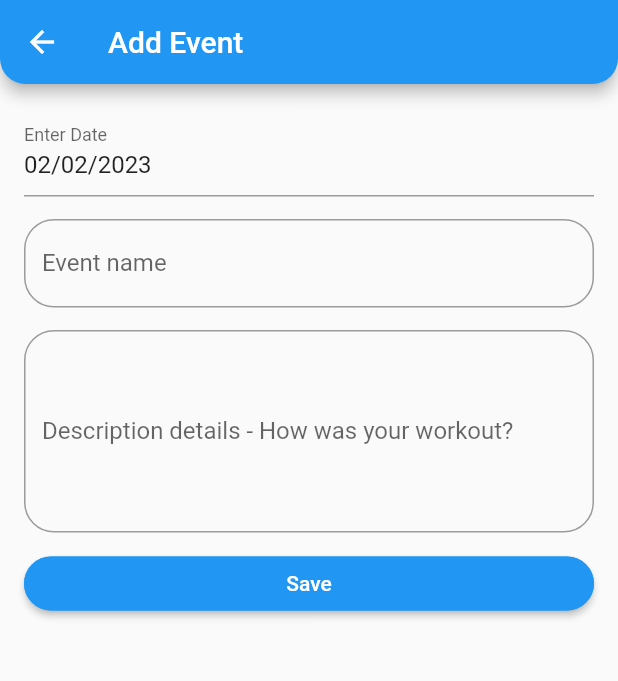
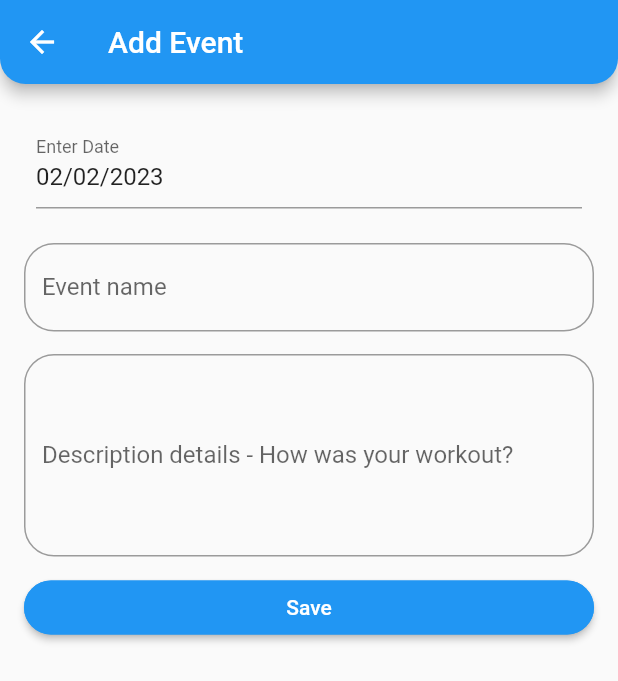
Before and after one commit to sebastianpartyka/calendarx, a Flutter app: the screen it shows after launch, after a tap on the "add" icon, on a phone screen of 412 x 824 dp. Shown: the top 681 px of the screen. Run offline on Flutter 3.47's test engine with Material 2 defaults, Android fonts, the phone set to English and light mode, and no system bars; our stand-ins replace cloud_firestore, firebase_core, table_calendar; accounts and stored records are empty.

Commit message:
Enhance event_item.dart and enhancing events

```diff
--- a/lib/screens/add_event.dart
+++ b/lib/screens/add_event.dart
@@ -40,7 +40,9 @@ class _AddEventState extends State<AddEvent> {
       body: ListView(
         padding: const EdgeInsets.all(16.0),
         children: [
-          InputDatePickerFormField(
+          Padding(
+            padding: const EdgeInsets.all(8.0),
+            child: InputDatePickerFormField(
               firstDate: widget.firstDate,
               lastDate: widget.lastDate,
               initialDate: _selectedDate,
@@ -51,6 +53,24 @@ class _AddEventState extends State<AddEvent> {
                 });
               },
             ),
+          ),
+          // Padding(
+          //     padding: const EdgeInsets.all(8.0),
+          //     child: FormBuilderDateTimePicker(
+          //       name: "date",
+          //       initialValue: DateTime.now(),
+          //       // widget.selectedDate ?? widget.event?.date ?? DateTime.now(),
+          //       initialDate: DateTime.now(),
+          //       fieldHintText: "Add Date",
+          //       initialDatePickerMode: DatePickerMode.day,
+          //       inputType: InputType.date,
+          //       format: DateFormat('EEEE, dd MMMM, yyyy'),
+          //       decoration: InputDecoration(
+          //         contentPadding: EdgeInsets.symmetric(vertical: 10),
+          //         border: OutlineInputBorder(
+          //             borderRadius: BorderRadius.circular(10)),
+          //         prefixIcon: Icon(Icons.calendar_today_rounded),
+          //       ),
           const SizedBox(
             height: 15,
           ),
--- a/lib/screens/home_page.dart
+++ b/lib/screens/home_page.dart
@@ -76,8 +76,8 @@ class _MyHomePageState extends State<MyHomePage> {
   Widget build(BuildContext context) {
     return Scaffold(
       appBar: AppBar(
-        title: Center(child: const Text('Training Log')),
-        shape: RoundedRectangleBorder(
+        title: const Center(child: Text('Training Log')),
+        shape: const RoundedRectangleBorder(
           borderRadius: BorderRadius.vertical(
             bottom: Radius.circular(17),
           ),
@@ -87,8 +87,11 @@ class _MyHomePageState extends State<MyHomePage> {
         children: [
           TableCalendar(
             eventLoader: _getEventsForTheDay,
-            headerStyle:
-                HeaderStyle(formatButtonVisible: false, titleCentered: true),
+            weekendDays: const [7], //zaznacza tylko wybrany dzień na czerwono
+            headerStyle: const HeaderStyle(
+              formatButtonVisible: false,
+              titleCentered: true,
+            ),
             startingDayOfWeek: StartingDayOfWeek.monday,
             calendarFormat: _calendarFormat,
             onFormatChanged: (format) {
@@ -124,14 +127,15 @@ class _MyHomePageState extends State<MyHomePage> {
                 color: Colors.blue,
               ),
             ),
-            calendarBuilders: CalendarBuilders(
-              headerTitleBuilder: (context, day) {
-                return Container(
-                  padding: const EdgeInsets.all(8.0),
-                  child: Text(day.toString()),
-                );
-              },
-            ),
+            // poniższe zmienia nazwę miesiąca na dokładną datę z godziną etc.
+            // calendarBuilders: CalendarBuilders(
+            //   headerTitleBuilder: (context, day) {
+            //     return Container(
+            //       padding: const EdgeInsets.all(8.0),
+            //       child: Text(day.toString()),
+            //     );
+            //   },
+            // ),
           ),
           ..._getEventsForTheDay(_selectedDay).map(
             (event) => EventItem(
--- a/lib/widgets/event_item.dart
+++ b/lib/widgets/event_item.dart
@@ -1,3 +1,5 @@
+import 'dart:ui';
+
 import 'package:flutter/material.dart';
 
 import '../model/event.dart';
@@ -18,9 +20,16 @@ class EventItem extends StatelessWidget {
     return ListTile(
       title: Text(
         event.title,
+        style: const TextStyle(fontWeight: FontWeight.bold),
       ),
       subtitle: Text(
         event.date.toString(),
+        //style: TextStyle(color: Colors.black54),
+      ),
+      leading: Icon(
+        Icons.arrow_circle_right_outlined,
+        size: 35,
+        color: Colors.blue,
       ),
       onTap: onTap,
       trailing: IconButton(
```
Lines whose indentation alone changed are shown as unchanged.
